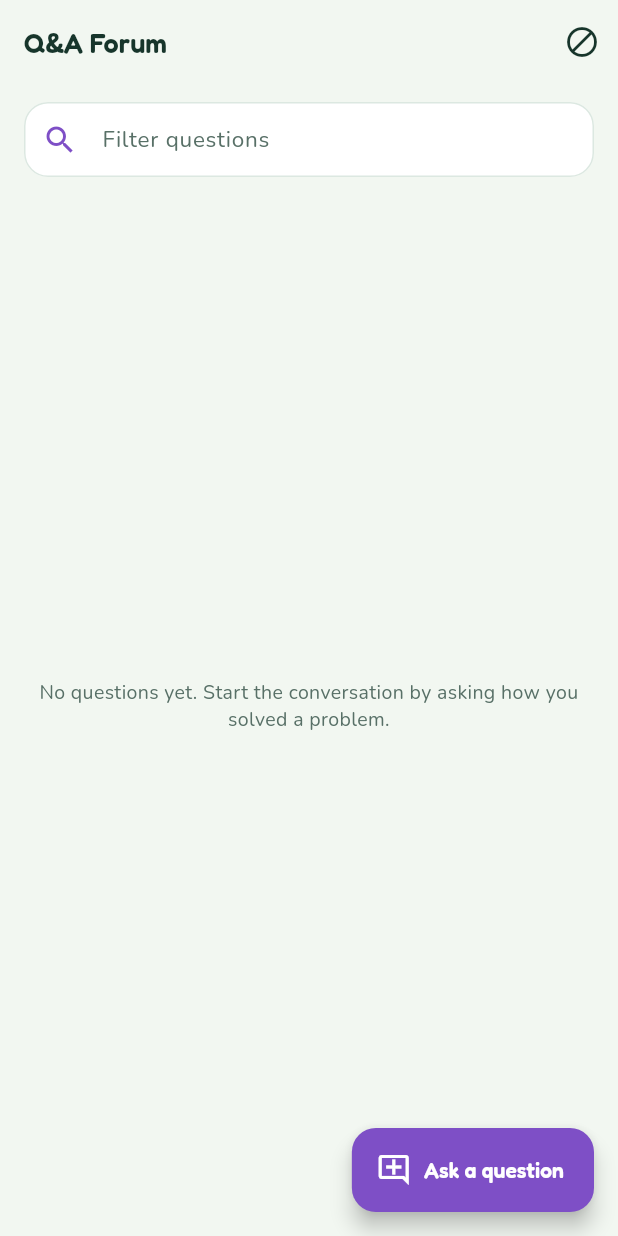
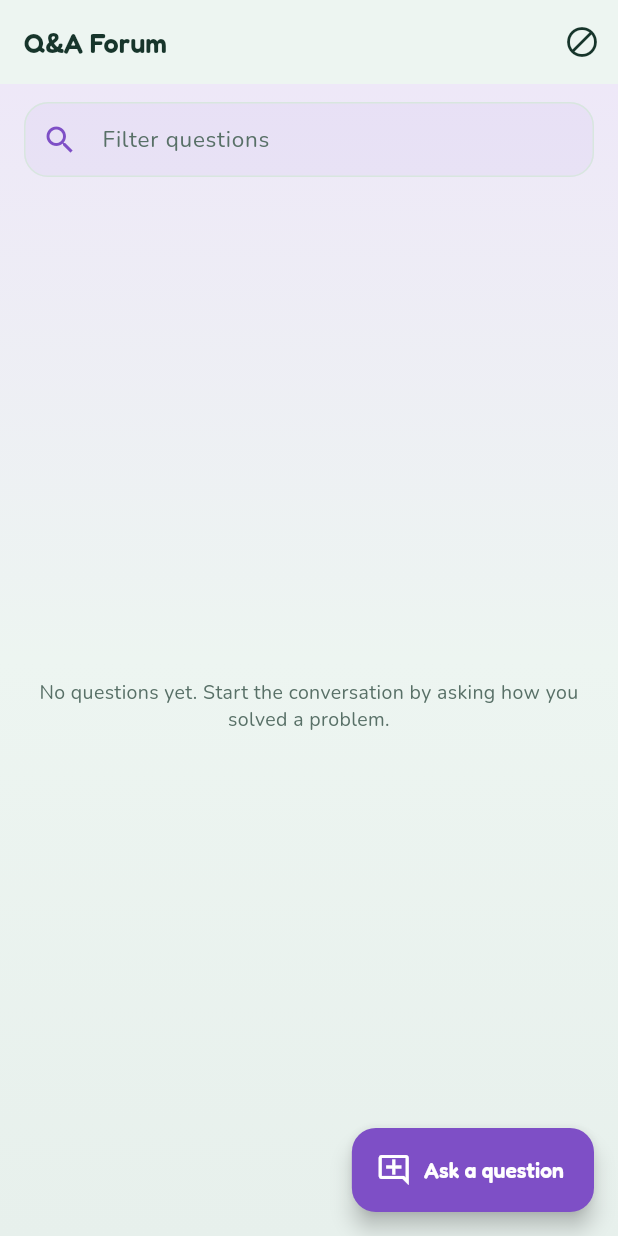
Before and after one commit to Lmivgshkt2O/logic-oasis-fyp, a Flutter app: the QaForumPage screen opened directly with empty values, on a phone screen of 412 x 824 dp. Run offline on Flutter 3.47's test engine with Material 3 defaults, Android fonts, the phone set to English and light mode, and no system bars; our stand-ins replace app_links, cloud_firestore, cloud_functions, firebase_auth, firebase_core, flutter_svg and 3 more; accounts and stored records are empty.

Commit message:
feat(theme): add layered Living Canopy backgrounds and targeted Stage 2 polish

```diff
--- a/lib/app/logic_oasis_design.dart
+++ b/lib/app/logic_oasis_design.dart
@@ -12,9 +12,16 @@ class LogicOasisDesign {
   // ---------------------------------------------------------------------------
 
   // Default theme.
-  static const canvas = Color(0xFFF2F7F1);
-  static const surface = Color(0xFFFFFFFF);
-  static const groupedSurface = Color(0xFFEDF5F0);
+  // Layered Living Canopy canvas: a very subtle misty-top → soft-middle →
+  // slightly deeper lower page gradient adds atmospheric depth without
+  // saturation. Primary surfaces are a soft botanical white instead of pure
+  // white so cards read as part of the canopy rather than floating panels.
+  static const topCanvas = Color(0xFFF5F9F6);
+  static const canvas = Color(0xFFEDF5F1);
+  static const lowerCanvas = Color(0xFFE7F0EC);
+  static const surface = Color(0xFFFBFDFC);
+  static const quietSurface = Color(0xFFF3F8F5);
+  static const groupedSurface = Color(0xFFEAF3EE);
   static const primaryInk = Color(0xFF17352B);
   static const secondaryInk = Color(0xFF587067);
   static const forestAction = Color(0xFF176B4D);
@@ -27,15 +34,18 @@ class LogicOasisDesign {
   // surfaces while staying within their agreed colour families.
   static const coralDanger = Color(0xFFBF4238);
   static const forumViolet = Color(0xFF7E4FC6);
-  static const outlineQuiet = Color(0xFFDCE8E1);
+  static const outlineQuiet = Color(0xFFD8E6DF);
   static const neutralQuiet = Color(0xFF9AA8A0);
   static const statusContinued = Color(0xFF8F5E00);
 
   // Eye Protecting theme: lower luminance, lower saturation, quieter shadows,
   // while preserving text contrast and the botanical identity.
-  static const comfortCanvas = Color(0xFFE9F1EB);
-  static const comfortSurface = Color(0xFFF5FAF6);
-  static const comfortGroupedSurface = Color(0xFFE3EDE6);
+  static const comfortTopCanvas = Color(0xFFE8EFEA);
+  static const comfortCanvas = Color(0xFFE1EAE4);
+  static const comfortLowerCanvas = Color(0xFFDCE6DF);
+  static const comfortSurface = Color(0xFFEEF4EF);
+  static const comfortQuietSurface = Color(0xFFE7EEE8);
+  static const comfortGroupedSurface = Color(0xFFDCE7DF);
   static const comfortPrimaryInk = Color(0xFF142F26);
   static const comfortSecondaryInk = Color(0xFF4E655C);
   static const comfortForest = Color(0xFF146246);
@@ -46,7 +56,7 @@ class LogicOasisDesign {
   static const comfortSand = Color(0xFFC7A55F);
   static const comfortCoral = Color(0xFFAE3B32);
   static const comfortViolet = Color(0xFF7145B5);
-  static const comfortOutline = Color(0xFFD2DFD7);
+  static const comfortOutline = Color(0xFFCBD9D0);
   static const comfortNeutral = Color(0xFF8C9A92);
 
   // ---------------------------------------------------------------------------
--- a/lib/app/theme.dart
+++ b/lib/app/theme.dart
@@ -30,8 +30,11 @@ class OasisStatusCue {
 @immutable
 class OasisSemanticTheme extends ThemeExtension<OasisSemanticTheme> {
   const OasisSemanticTheme({
+    required this.topCanvas,
     required this.canvas,
+    required this.lowerCanvas,
     required this.surface,
+    required this.quietSurface,
     required this.groupedSurface,
     required this.primaryInk,
     required this.secondaryInk,
@@ -53,8 +56,11 @@ class OasisSemanticTheme extends ThemeExtension<OasisSemanticTheme> {
   /// Default Living Canopy presentation.
   factory OasisSemanticTheme.defaults() {
     return const OasisSemanticTheme(
+      topCanvas: LogicOasisDesign.topCanvas,
       canvas: LogicOasisDesign.canvas,
+      lowerCanvas: LogicOasisDesign.lowerCanvas,
       surface: LogicOasisDesign.surface,
+      quietSurface: LogicOasisDesign.quietSurface,
       groupedSurface: LogicOasisDesign.groupedSurface,
       primaryInk: LogicOasisDesign.primaryInk,
       secondaryInk: LogicOasisDesign.secondaryInk,
@@ -89,8 +95,11 @@ class OasisSemanticTheme extends ThemeExtension<OasisSemanticTheme> {
   /// Low-glare Eye Protecting presentation.
   factory OasisSemanticTheme.comfort() {
     return const OasisSemanticTheme(
+      topCanvas: LogicOasisDesign.comfortTopCanvas,
       canvas: LogicOasisDesign.comfortCanvas,
+      lowerCanvas: LogicOasisDesign.comfortLowerCanvas,
       surface: LogicOasisDesign.comfortSurface,
+      quietSurface: LogicOasisDesign.comfortQuietSurface,
       groupedSurface: LogicOasisDesign.comfortGroupedSurface,
       primaryInk: LogicOasisDesign.comfortPrimaryInk,
       secondaryInk: LogicOasisDesign.comfortSecondaryInk,
@@ -122,11 +131,20 @@ class OasisSemanticTheme extends ThemeExtension<OasisSemanticTheme> {
     );
   }
 
+  /// Misty botanical tone at the very top of the page background.
+  final Color topCanvas;
+
   /// Cool botanical neutral for page and shell backgrounds.
   final Color canvas;
 
+  /// Slightly deeper botanical tone at the bottom of the page background.
+  final Color lowerCanvas;
+
   /// White or lightly botanical surface for primary cards, forms, and sheets.
   final Color surface;
+
+  /// Low-emphasis botanical surface for quiet content areas.
+  final Color quietSurface;
 
   /// Quiet grouped surface for settings groups and secondary panels.
   final Color groupedSurface;
@@ -212,8 +230,11 @@ class OasisSemanticTheme extends ThemeExtension<OasisSemanticTheme> {
 
   @override
   OasisSemanticTheme copyWith({
+    Color? topCanvas,
     Color? canvas,
+    Color? lowerCanvas,
     Color? surface,
+    Color? quietSurface,
     Color? groupedSurface,
     Color? primaryInk,
     Color? secondaryInk,
@@ -232,8 +253,11 @@ class OasisSemanticTheme extends ThemeExtension<OasisSemanticTheme> {
     bool? isComfort,
   }) {
     return OasisSemanticTheme(
+      topCanvas: topCanvas ?? this.topCanvas,
       canvas: canvas ?? this.canvas,
+      lowerCanvas: lowerCanvas ?? this.lowerCanvas,
       surface: surface ?? this.surface,
+      quietSurface: quietSurface ?? this.quietSurface,
       groupedSurface: groupedSurface ?? this.groupedSurface,
       primaryInk: primaryInk ?? this.primaryInk,
       secondaryInk: secondaryInk ?? this.secondaryInk,
@@ -257,8 +281,11 @@ class OasisSemanticTheme extends ThemeExtension<OasisSemanticTheme> {
   OasisSemanticTheme lerp(covariant OasisSemanticTheme? other, double t) {
     if (other == null) return this;
     return OasisSemanticTheme(
+      topCanvas: Color.lerp(topCanvas, other.topCanvas, t)!,
       canvas: Color.lerp(canvas, other.canvas, t)!,
+      lowerCanvas: Color.lerp(lowerCanvas, other.lowerCanvas, t)!,
       surface: Color.lerp(surface, other.surface, t)!,
+      quietSurface: Color.lerp(quietSurface, other.quietSurface, t)!,
       groupedSurface: Color.lerp(groupedSurface, other.groupedSurface, t)!,
       primaryInk: Color.lerp(primaryInk, other.primaryInk, t)!,
       secondaryInk: Color.lerp(secondaryInk, other.secondaryInk, t)!,
--- a/lib/features/collaboration/qa_forum/qa_forum_page.dart
+++ b/lib/features/collaboration/qa_forum/qa_forum_page.dart
@@ -158,7 +158,23 @@ class _QaForumPageState extends State<QaForumPage> {
         icon: const Icon(Icons.add_comment_outlined),
         label: Text(_t('Ask a question', 'Tanya soalan')),
       ),
-      body: _buildQuestionList(context),
+      body: DecoratedBox(
+        // Restrained lavender atmosphere near the header/search region so the
+        // list page reads as part of the shared system while violet stays the
+        // restrained identity accent.
+        decoration: BoxDecoration(
+          gradient: LinearGradient(
+            begin: Alignment.topCenter,
+            end: Alignment.bottomCenter,
+            colors: [
+              const Color(0xFFEEE8F8),
+              oasis.canvas,
+              oasis.lowerCanvas,
+            ],
+          ),
+        ),
+        child: _buildQuestionList(context),
+      ),
     );
   }
 
@@ -474,6 +490,8 @@ class _QaForumPageState extends State<QaForumPage> {
       controller: _filter,
       onChanged: (_) => _onFilterChanged(),
       decoration: InputDecoration(
+        // Tie the search field to the Forum accent with a faint lavender fill.
+        fillColor: LogicOasisTheme.of(context).violet.withValues(alpha: .05),
         prefixIcon: Icon(
           Icons.search,
           color: LogicOasisTheme.of(context).violet,
--- a/lib/features/formula_forge/formula_forge_page.dart
+++ b/lib/features/formula_forge/formula_forge_page.dart
@@ -19,6 +19,9 @@ class FormulaForgePage extends StatelessWidget {
     return AnimatedBuilder(
       animation: state,
       builder: (context, _) => LogicOasisScaffold(
+        // Faint mint/emerald atmosphere around the Forge header and year
+        // selector; topic cards and mastery/status content stay unchanged.
+        topTint: const Color(0xFFE1F3E7),
         children: [
         LogicHeader(
           leading: const _ForgeVillageIcon(),
--- a/lib/features/onboarding/login_page.dart
+++ b/lib/features/onboarding/login_page.dart
@@ -152,7 +152,7 @@ class _LoginPageState extends State<LoginPage> {
           gradient: LinearGradient(
             begin: Alignment.topCenter,
             end: Alignment.bottomCenter,
-            colors: [oasis.canvas, oasis.groupedSurface],
+            colors: [oasis.topCanvas, oasis.canvas, oasis.lowerCanvas],
           ),
         ),
         child: SafeArea(
--- a/lib/features/onboarding/register_page.dart
+++ b/lib/features/onboarding/register_page.dart
@@ -92,7 +92,7 @@ class _RegisterPageState extends State<RegisterPage> {
           gradient: LinearGradient(
             begin: Alignment.topCenter,
             end: Alignment.bottomCenter,
-            colors: [oasis.canvas, oasis.groupedSurface],
+            colors: [oasis.topCanvas, oasis.canvas, oasis.lowerCanvas],
           ),
         ),
         child: SafeArea(
--- a/lib/l10n/app_en.arb
+++ b/lib/l10n/app_en.arb
@@ -77,6 +77,9 @@
   "quizCorrectSummary": "You answered {correct} of {total} correctly.",
   "score": "Score",
   "crystals": "Crystals",
+  "energy": "Energy",
+  "dayStreak": "Day Streak",
+  "tapMarkersToRestoreOasis": "Tap markers to restore your oasis",
   "repairReady": "Repair Ready",
   "masteryResultMessage": "{encouragement} Mastery: {previous} -> {next}. Spend crystals on Home to choose what to repair.",
   "backToForge": "Back to Forge",
--- a/lib/l10n/app_localizations.dart
+++ b/lib/l10n/app_localizations.dart
@@ -559,6 +559,24 @@ abstract class AppLocalizations {
   /// In en, this message translates to:
   /// **'Crystals'**
   String get crystals;
+
+  /// No description provided for @energy.
+  ///
+  /// In en, this message translates to:
+  /// **'Energy'**
+  String get energy;
+
+  /// No description provided for @dayStreak.
+  ///
+  /// In en, this message translates to:
+  /// **'Day Streak'**
+  String get dayStreak;
+
+  /// No description provided for @tapMarkersToRestoreOasis.
+  ///
+  /// In en, this message translates to:
+  /// **'Tap markers to restore your oasis'**
+  String get tapMarkersToRestoreOasis;
 
   /// No description provided for @repairReady.
   ///
--- a/lib/l10n/app_ms.arb
+++ b/lib/l10n/app_ms.arb
@@ -77,6 +77,9 @@
   "quizCorrectSummary": "Anda menjawab {correct} daripada {total} dengan betul.",
   "score": "Markah",
   "crystals": "Kristal",
+  "energy": "Tenaga",
+  "dayStreak": "Rekod Harian",
+  "tapMarkersToRestoreOasis": "Ketuk penanda untuk memulihkan oasis anda",
   "repairReady": "Sedia Baiki",
   "masteryResultMessage": "{encouragement} Penguasaan: {previous} -> {next}. Gunakan kristal di Laman untuk memilih kawasan yang ingin dibaiki.",
   "backToForge": "Kembali ke Latihan",
```
Also changed, not shown: lib/features/home/home_page.dart (+7 -3 lines), lib/features/settings/settings_page.dart (+7 -3 lines), lib/l10n/app_localizations_en.dart (+9 -0 lines), lib/l10n/app_localizations_ms.dart (+10 -0 lines), lib/shared/widgets/logic_oasis_figma_components.dart (+20 -4 lines), docs/evidence/2026-08-15-u14-screenshots/full.png, docs/evidence/2026-08-15-u14-screenshots/insufficient.png, docs/evidence/2026-08-15-u14-screenshots/partial.png, docs/evidence/2026-08-15-u14-screenshots/zero.png, 2 other files.
